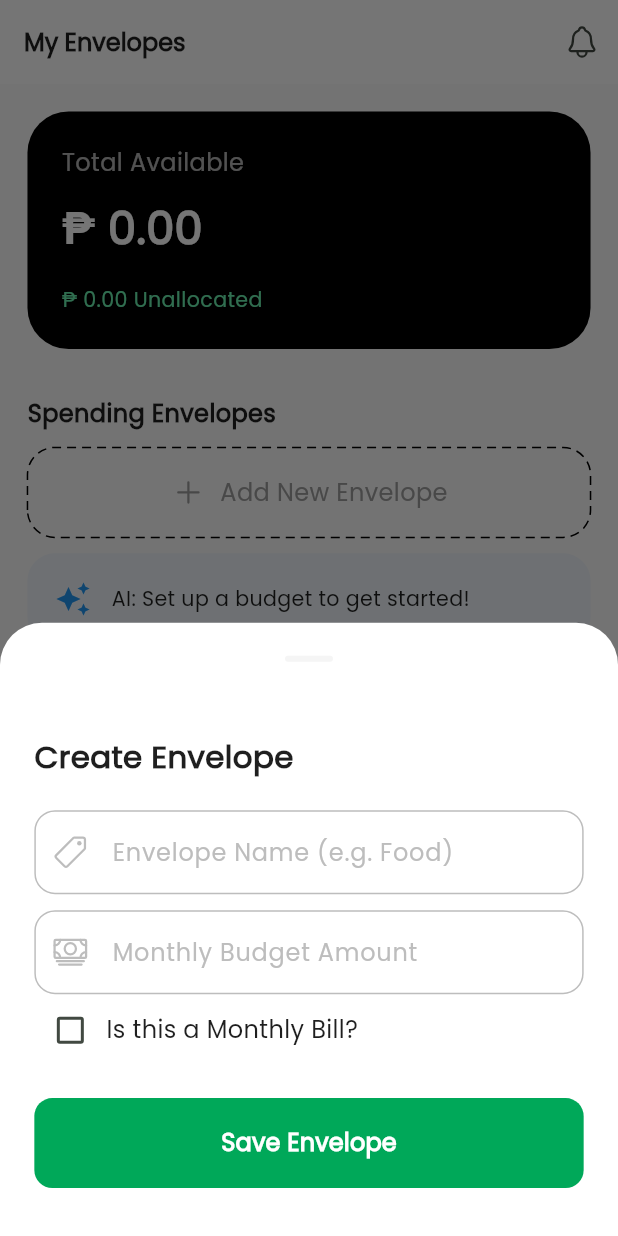
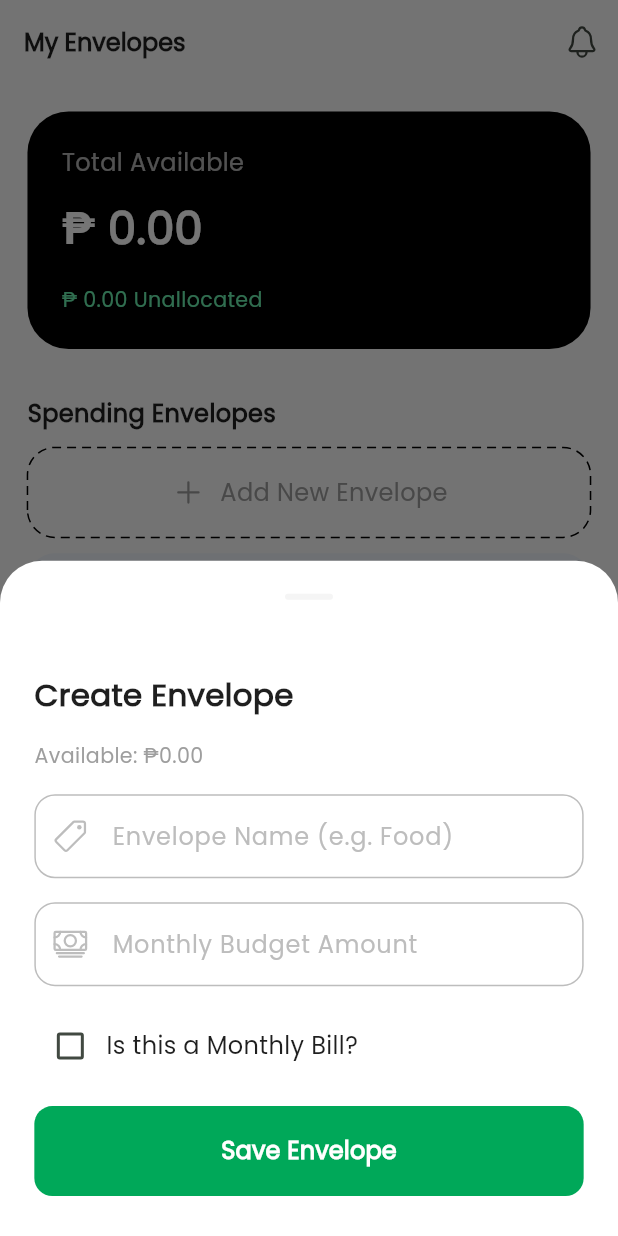
Before and after one commit to sam021624/spendsmart, a Flutter app: the screen it shows once a user with an empty profile is signed in, after a tap on "Add New Envelope", on a phone screen of 412 x 824 dp. Run offline on Flutter 3.47's test engine with Material 3 defaults, Android fonts, the phone set to English and light mode, and no system bars; drawn by our look-alikes of dotted_border, toastification; our stand-ins replace carousel_slider, cloud_firestore, firebase_auth, firebase_core, fl_chart, flutter_bloc and 7 more; accounts and stored records are empty.

```diff
--- a/lib/common/widgets/widget_text_field.dart
+++ b/lib/common/widgets/widget_text_field.dart
@@ -15,6 +15,7 @@ class WidgetTextField extends StatefulWidget {
     this.keyboardType,
     this.maxLength,
     this.textAlign,
+    this.onChanged, // 1. Add it here
   });
 
   final TextEditingController controller;
@@ -26,6 +27,7 @@ class WidgetTextField extends StatefulWidget {
   final TextInputType? keyboardType;
   final int? maxLength;
   final TextAlign? textAlign;
+  final Function(String)? onChanged; // 2. Define the type
 
   @override
   State<WidgetTextField> createState() => _WidgetTextFieldState();
@@ -55,6 +57,7 @@ class _WidgetTextFieldState extends State<WidgetTextField> {
       keyboardType: widget.keyboardType,
       obscureText: _isObscure,
       maxLength: widget.maxLength,
+      onChanged: widget.onChanged, // 3. Pass it to the TextFormField
       autovalidateMode: AutovalidateMode.onUserInteraction,
       textAlign: widget.textAlign ?? TextAlign.start,
       decoration: InputDecoration(
@@ -76,6 +79,19 @@ class _WidgetTextFieldState extends State<WidgetTextField> {
           borderSide: const BorderSide(color: AppColors.grey),
           borderRadius: BorderRadius.circular(12.r),
         ),
+        // Adding focused and error borders makes the UI feel more polished
+        focusedBorder: OutlineInputBorder(
+          borderSide: const BorderSide(color: AppColors.primary, width: 1.5),
+          borderRadius: BorderRadius.circular(12.r),
+        ),
+        errorBorder: OutlineInputBorder(
+          borderSide: const BorderSide(color: Colors.red),
+          borderRadius: BorderRadius.circular(12.r),
+        ),
+        focusedErrorBorder: OutlineInputBorder(
+          borderSide: const BorderSide(color: Colors.red, width: 1.5),
+          borderRadius: BorderRadius.circular(12.r),
+        ),
       ),
     );
   }
--- a/lib/services/ai_service.dart
+++ b/lib/services/ai_service.dart
@@ -75,7 +75,7 @@ class AIService {
                   "Envelopes: $envelopeStatus. Bills: $billStatus. Goals: $goalSummary. Days left in month: $daysLeft. Recent: $recentTx",
             },
           ],
-          "max_completion_tokens": 2500,
+          "max_completion_tokens": 500,
         }),
       );
 
--- a/lib/views/envelope/presentation/envelope_screen.dart
+++ b/lib/views/envelope/presentation/envelope_screen.dart
@@ -36,12 +36,13 @@ class _EnvelopeScreenState extends ConsumerState<EnvelopeScreen> {
   Color _getProgressColor(double progress) {
     if (progress >= 1.0) return Colors.red;
     if (progress >= 0.9) return Colors.orange;
-    if (progress >= 0.7) return Colors.yellow;
+    if (progress >= 0.7) return Colors.yellow.shade700;
     return Colors.blue;
   }
 
-  void _showCreateEnvelopeModal() {
+  void _showCreateEnvelopeModal(double unallocatedBalance) {
     bool isBill = false;
+    String? amountError;
 
     showModalBottomSheet(
       context: context,
@@ -55,47 +56,72 @@ class _EnvelopeScreenState extends ConsumerState<EnvelopeScreen> {
             left: 20.w,
             right: 20.w,
             top: 20.h,
-            bottom: MediaQuery.of(context).viewInsets.bottom,
+            bottom: MediaQuery.of(context).viewInsets.bottom + 20.h,
           ),
           child: Column(
             mainAxisSize: MainAxisSize.min,
             crossAxisAlignment: CrossAxisAlignment.start,
+            spacing: 12.h,
             children: [
               WidgetText(
                 text: "Create Envelope",
                 fontSize: 18.sp,
                 fontWeight: FontWeight.bold,
               ),
-              SizedBox(height: 16.h),
+              WidgetText(
+                text: "Available: ₱${unallocatedBalance.toStringAsFixed(2)}",
+                fontSize: 12.sp,
+                textColor: Colors.grey,
+              ),
               WidgetTextField(
                 controller: nameController,
                 iconData: Ionicons.pricetag_outline,
                 hintText: 'Envelope Name (e.g. Food)',
               ),
-              SizedBox(height: 8.h),
               WidgetTextField(
                 controller: amountController,
                 hintText: 'Monthly Budget Amount',
                 keyboardType: TextInputType.number,
                 iconData: Ionicons.cash_outline,
+                onChanged: (val) {
+                  final enteredAmount = double.tryParse(val) ?? 0.0;
+                  setModalState(() {
+                    if (enteredAmount > unallocatedBalance) {
+                      amountError =
+                          "Exceeds available ₱${unallocatedBalance.toStringAsFixed(2)}";
+                    } else {
+                      amountError = null;
+                    }
+                  });
+                },
               ),
+              if (amountError != null)
+                Padding(
+                  padding: EdgeInsets.only(left: 8.w),
+                  child: WidgetText(
+                    text: amountError!,
+                    textColor: Colors.red,
+                    fontSize: 10.sp,
+                  ),
+                ),
+
               Row(
                 children: [
                   Checkbox(
                     value: isBill,
-                    onChanged: (val) {
-                      setModalState(() => isBill = val!);
-                    },
+                    onChanged: (val) => setModalState(() => isBill = val!),
                   ),
                   const WidgetText(text: "Is this a Monthly Bill?"),
                 ],
               ),
-              SizedBox(height: 16.h),
               WidgetButton(
                 text: 'Save Envelope',
-                onPressed: () async {
+                onPressed: amountError != null
+                    ? null
+                    : () async {
                         final name = nameController.text.trim();
-                  final amount = double.tryParse(amountController.text) ?? 0.0;
+                        final amount =
+                            double.tryParse(amountController.text) ?? 0.0;
 
                         if (name.isNotEmpty && amount > 0) {
                           final service = ref.read(envelopeServiceProvider);
@@ -113,7 +139,6 @@ class _EnvelopeScreenState extends ConsumerState<EnvelopeScreen> {
                         }
                       },
               ),
-              SizedBox(height: 24.h),
             ],
           ),
         ),
@@ -128,6 +153,7 @@ class _EnvelopeScreenState extends ConsumerState<EnvelopeScreen> {
 
     return Scaffold(
       appBar: AppBar(
+        forceMaterialTransparency: true,
         title: const WidgetText(
           text: "My Envelopes",
           fontWeight: FontWeight.bold,
@@ -257,7 +283,7 @@ class _EnvelopeScreenState extends ConsumerState<EnvelopeScreen> {
                   WidgetText(
                     text:
                         "₱${spentAmount.toInt()} / ₱${envelope.budgetAmount.toInt()}",
-                    textColor: progress > 0.8 ? Colors.red : Colors.grey,
+                    textColor: _getProgressColor(progress),
                     fontSize: 10.sp,
                   ),
                 ],
@@ -294,7 +320,18 @@ class _EnvelopeScreenState extends ConsumerState<EnvelopeScreen> {
       ),
 
       child: InkWell(
-        onTap: _showCreateEnvelopeModal,
+        onTap: () {
+          final envelopes = ref.read(envelopesStreamProvider).value ?? [];
+          final user = ref.read(userDataProvider).value;
+          final income = user?.monthlyIncome ?? 0.0;
+          final allocated = envelopes.fold(
+            0.0,
+            (sum, e) => sum + e.budgetAmount,
+          );
+          final currentUnallocated = income - allocated;
+
+          _showCreateEnvelopeModal(currentUnallocated);
+        },
         borderRadius: BorderRadius.circular(16.r),
         child: Container(
           width: double.infinity,
--- a/lib/views/goal/presentation/goal_screen.dart
+++ b/lib/views/goal/presentation/goal_screen.dart
@@ -16,6 +16,7 @@ class GoalsScreen extends ConsumerWidget {
 
     return Scaffold(
       appBar: AppBar(
+        forceMaterialTransparency: true,
         title: const WidgetText(
           text: "Savings Goals",
           fontWeight: FontWeight.bold,
--- a/lib/views/insights/presentation/insights_screen.dart
+++ b/lib/views/insights/presentation/insights_screen.dart
@@ -20,6 +20,7 @@ class InsightsScreen extends ConsumerWidget {
 
     return Scaffold(
       appBar: AppBar(
+        forceMaterialTransparency: true,
         title: const WidgetText(
           text: "AI Insights",
           fontWeight: FontWeight.bold,
```
Lines whose indentation alone changed are shown as unchanged.
